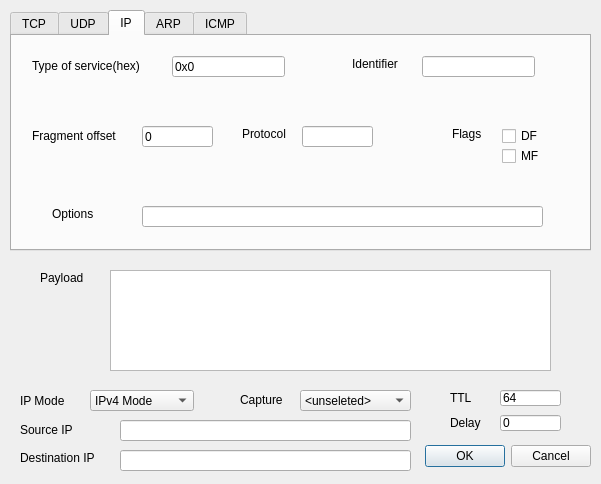
Above: newpacketdialog.ui from icpz/DokodemoSend before the change. Below: the same form after it.
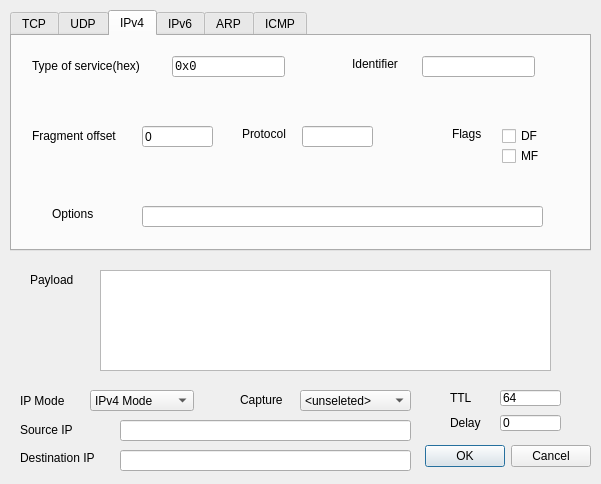
That is the form after the change. The open tabs and pages were chosen to show the change.

What changed in the file:
```diff
--- a/newpacketdialog.ui
+++ b/newpacketdialog.ui
@@ -33,6 +33,9 @@
    </property>
   </widget>
   <widget class="QTabWidget" name="tabPacketType">
+   <property name="enabled">
+    <bool>true</bool>
+   </property>
    <property name="geometry">
     <rect>
      <x>10</x>
@@ -360,7 +363,7 @@
    </widget>
    <widget class="QWidget" name="tabIP">
     <attribute name="title">
-     <string>IP</string>
+     <string>IPv4</string>
     </attribute>
     <widget class="QLabel" name="label_18">
      <property name="geometry">
@@ -394,6 +397,11 @@
        <height>21</height>
       </rect>
      </property>
+     <property name="font">
+      <font>
+       <family>Courier New</family>
+      </font>
+     </property>
      <property name="text">
       <string>0x0</string>
      </property>
@@ -523,6 +531,14 @@
      </property>
     </widget>
    </widget>
+   <widget class="QWidget" name="tabIPv6">
+    <property name="enabled">
+     <bool>true</bool>
+    </property>
+    <attribute name="title">
+     <string>IPv6</string>
+    </attribute>
+   </widget>
    <widget class="QWidget" name="tabARP">
     <attribute name="title">
      <string>ARP</string>
@@ -696,20 +712,25 @@
   <widget class="QPlainTextEdit" name="packetPayload">
    <property name="geometry">
     <rect>
-     <x>110</x>
+     <x>100</x>
      <y>270</y>
-     <width>441</width>
+     <width>451</width>
      <height>101</height>
     </rect>
    </property>
+   <property name="font">
+    <font>
+     <family>Courier New</family>
+    </font>
+   </property>
   </widget>
   <widget class="QLabel" name="label_15">
    <property name="geometry">
     <rect>
-     <x>40</x>
+     <x>30</x>
      <y>270</y>
-     <width>60</width>
-     <height>16</height>
+     <width>51</width>
+     <height>20</height>
     </rect>
    </property>
    <property name="text">
```
Left out of the diff: 22 changed lines with no effect on the pictures.
